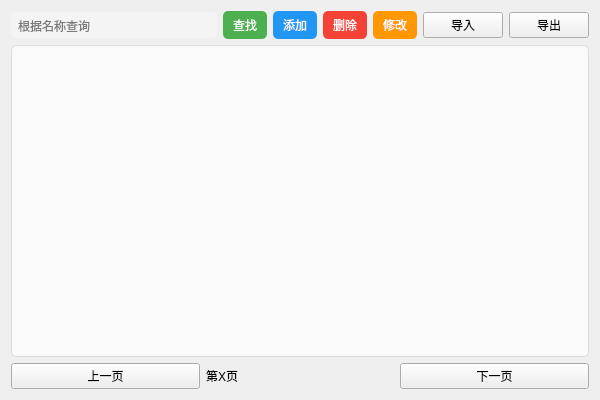
Old version of the form drugview.ui in the repository zhuguotiao/Lab.
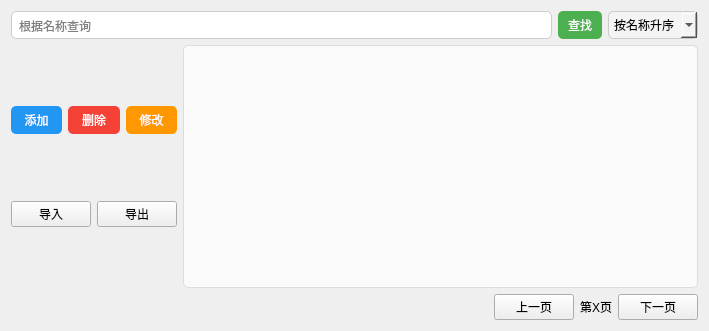
New version of the form.

What changed in the file:
```diff
--- a/drugview.ui
+++ b/drugview.ui
@@ -6,29 +6,28 @@
    <rect>
     <x>0</x>
     <y>0</y>
-    <width>600</width>
-    <height>400</height>
+    <width>709</width>
+    <height>331</height>
    </rect>
   </property>
   <property name="windowTitle">
    <string>药品管理</string>
   </property>
-  <layout class="QVBoxLayout" name="verticalLayout">
-   <!-- 搜索框和按钮 -->
+  <layout class="QVBoxLayout" name="verticalLayout_2">
    <item>
     <layout class="QHBoxLayout" name="horizontalLayout">
      <item>
       <widget class="QLineEdit" name="textSearch">
+       <property name="styleSheet">
+        <string notr="true">QLineEdit {
+        border: 1px solid #ccc;
+        border-radius: 5px;
+        padding: 5px;
+    }</string>
+       </property>
        <property name="placeholderText">
         <string>根据名称查询</string>
        </property>
-       <property name="styleSheet">
-        <string>
-         background-color: #f4f4f4;
-         border-radius: 5px;
-         padding: 5px;
-        </string>
-       </property>
       </widget>
      </item>
      <item>
@@ -51,6 +50,61 @@
        </property>
       </widget>
      </item>
+     <item>
+      <widget class="QComboBox" name="orderCombo">
+       <property name="styleSheet">
+        <string notr="true">
+       QComboBox {
+          background-color: #f4f4f4;
+          border-radius: 5px;
+          padding: 5px;
+		border: 1px solid #ccc;
+         }
+</string>
+       </property>
+       <item>
+        <property name="text">
+         <string>按名称升序</string>
+        </property>
+       </item>
+       <item>
+        <property name="text">
+         <string>按名称降序</string>
+        </property>
+       </item>
+       <item>
+        <property name="text">
+         <string>按库存升序</string>
+        </property>
+       </item>
+       <item>
+        <property name="text">
+         <string>按库存降序</string>
+        </property>
+       </item>
+      </widget>
+     </item>
+    </layout>
+   </item>
+   <item>
+    <layout class="QHBoxLayout" name="horizontalLayout_4">
+     <item>
+      <layout class="QVBoxLayout" name="verticalLayout">
+       <item>
+        <spacer name="verticalSpacer">
+         <property name="orientation">
+          <enum>Qt::Orientation::Vertical</enum>
+         </property>
+         <property name="sizeHint" stdset="0">
+          <size>
+           <width>20</width>
+           <height>40</height>
+          </size>
+         </property>
+        </spacer>
+       </item>
+       <item>
+        <layout class="QHBoxLayout" name="horizontalLayout_3">
      <item>
       <widget class="QPushButton" name="btAdd">
        <property name="text">
@@ -109,9 +163,28 @@
          }
         </string>
        </property>
-      </widget>
-     </item>
-     <!-- 添加导入导出按钮 -->
+           <property name="text">
+            <string>修改</string>
+           </property>
+          </widget>
+         </item>
+        </layout>
+       </item>
+       <item>
+        <spacer name="verticalSpacer_2">
+         <property name="orientation">
+          <enum>Qt::Orientation::Vertical</enum>
+         </property>
+         <property name="sizeHint" stdset="0">
+          <size>
+           <width>20</width>
+           <height>40</height>
+          </size>
+         </property>
+        </spacer>
+       </item>
+       <item>
+        <layout class="QHBoxLayout" name="horizontalLayout_2">
      <item>
       <widget class="QPushButton" name="btImport">
        <property name="text">
@@ -128,8 +201,21 @@
      </item>
     </layout>
    </item>
-
-   <!-- 表格 -->
+       <item>
+        <spacer name="verticalSpacer_3">
+         <property name="orientation">
+          <enum>Qt::Orientation::Vertical</enum>
+         </property>
+         <property name="sizeHint" stdset="0">
+          <size>
+           <width>20</width>
+           <height>40</height>
+          </size>
+         </property>
+        </spacer>
+       </item>
+      </layout>
+     </item>
    <item>
     <widget class="QTableView" name="tableView">
      <property name="styleSheet">
@@ -157,10 +243,25 @@
      </property>
     </widget>
    </item>
-
-   <!-- 分页控件 -->
+    </layout>
+   </item>
    <item>
-    <layout class="QHBoxLayout" name="horizontalLayout_2">
+    <layout class="QHBoxLayout" name="horizontalLayout_5">
+     <item>
+      <spacer name="horizontalSpacer">
+       <property name="orientation">
+        <enum>Qt::Orientation::Horizontal</enum>
+       </property>
+       <property name="sizeHint" stdset="0">
+        <size>
+         <width>40</width>
+         <height>20</height>
+        </size>
+       </property>
+      </spacer>
+     </item>
+     <item>
+      <layout class="QHBoxLayout" name="horizontalLayoutPagination">
      <item>
       <widget class="QPushButton" name="btPrev">
        <property name="text">
@@ -181,6 +282,8 @@
         <string>下一页</string>
        </property>
       </widget>
+       </item>
+      </layout>
      </item>
     </layout>
    </item>
```
Left out of the diff: 26 changed lines with no effect on the pictures. Lines whose indentation alone changed are shown as unchanged.
